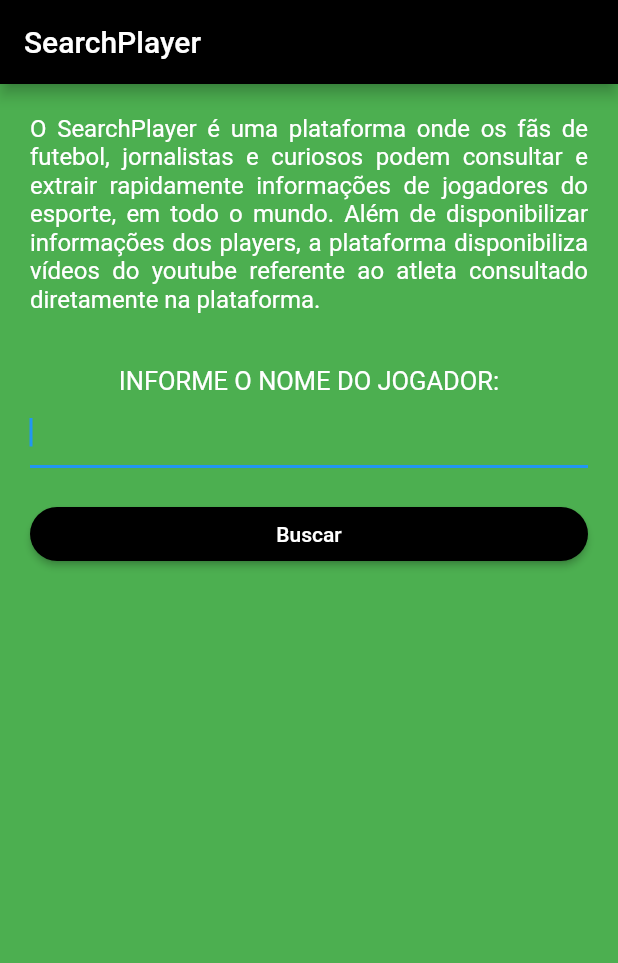
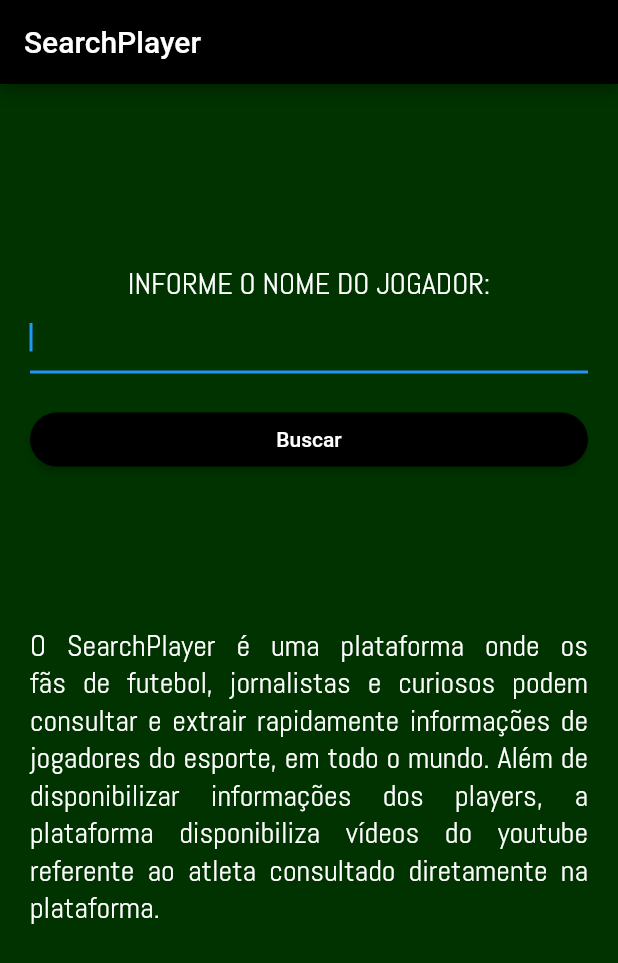
Before and after one commit to MarcioBJunior/SearchPlayerMobile, a Flutter app: the screen it shows after launch, on a phone screen of 412 x 824 dp. Shown: the top 963 px of the screen. Run offline on Flutter 3.47's test engine with Material 2 defaults, Android fonts, the phone set to English and light mode, and no system bars; our stand-ins replace splashscreen.

```diff
--- a/search_player/lib/view/home_page.dart
+++ b/search_player/lib/view/home_page.dart
@@ -1,7 +1,7 @@
 import 'package:flutter/cupertino.dart';
 import 'package:flutter/material.dart';
 import 'package:search_player/services/search_player_service.dart';
-
+import 'package:search_player/view/result_page.dart';
 
 class HomePage extends StatefulWidget{
 
@@ -15,7 +15,7 @@ class _HomePageState extends State<HomePage> {
   bool _loading = false;
   bool _enableField = true;
   String _result,_result1,_result2,_result3,_result4,_result5,_result6,_result7,_result8,_result9,_result10,_result11,_result12,_result13,_result14;
-  String _validate;
+
   @override
   void dispose() {
     super.dispose();
@@ -33,44 +33,38 @@ class _HomePageState extends State<HomePage> {
         child: Column(
           crossAxisAlignment: CrossAxisAlignment.stretch,
           children: <Widget>[
-            _buildDescription(),
             Padding(
-                padding: const EdgeInsets.only(top: 35)
+                padding: const EdgeInsets.only(top: 100)
             ),
             _buildTitleInput(),
+
             _buildSearchPlayerTextField(),
             _buildSearchPlayerButton(),
-            _buildResult(),
-            _buildResult1(),
-            _buildResult2(),
-            _buildResult3(),
-            _buildResult4(),
-            _buildResult5(),
-            _buildResult6(),
-            _buildResult7(),
-            _buildResult8(),
-            _buildResult9(),
-            _buildResult10(),
-            _buildResult11(),
-            _buildResult12(),
-            _buildResult13(),
+            Padding(
+                padding: const EdgeInsets.only(top: 100)
+            ),
+            _buildDescription(),
 
           ],
         ),
       ),
-      backgroundColor: Colors.green,
+      backgroundColor: Color(0xff003300),
     );
   }
   Widget _buildDescription() {
-    return Text('O SearchPlayer é uma plataforma onde os fãs de futebol, jornalistas e curiosos podem consultar e extrair rapidamente informações de jogadores do esporte, em todo o mundo. Além de disponibilizar informações dos players, a plataforma disponibiliza vídeos do youtube referente ao atleta consultado diretamente na plataforma.',
-      style: TextStyle(color: Colors.white, fontSize: 16, ),
+    return Text('       O SearchPlayer é uma plataforma onde os fãs de futebol,'
+        ' jornalistas e curiosos podem consultar e extrair rapidamente informações '
+        'de jogadores do esporte, em todo o mundo. Além de disponibilizar informações'
+        ' dos players, a plataforma disponibiliza vídeos do youtube referente ao atleta'
+        ' consultado diretamente na plataforma.',
+      style: TextStyle(color: Colors.white, fontSize: 20, fontFamily: 'Abel'),
       textAlign: TextAlign.justify,
 
     );
   }
-  Widget _buildTitleInput() {
+    Widget _buildTitleInput() {
  return Text('INFORME O NOME DO JOGADOR:',
-   style: TextStyle(color: Colors.white, fontSize: 17),
+   style: TextStyle(color: Colors.white, fontSize: 20, fontFamily: 'Abel'),
    textAlign: TextAlign.center,
  );
   }
@@ -118,6 +112,7 @@ class _HomePageState extends State<HomePage> {
   }
 
   Future _searchPlayer() async {
+
     _searching(true);
 
     final player = _searchPlayerController.text;
@@ -126,12 +121,12 @@ class _HomePageState extends State<HomePage> {
     print(resultPlayer.nome); // Exibindo somente a nome no terminal
 
     setState(() {
-      // TODOS ATRIBUTOS EM STRING
-      _validate = resultPlayer.toJson();
 
         //NOME
         if(resultPlayer.nome == null || resultPlayer.nome == ""){
           _result = "Nome: "+" Informação Indisponível!";
+        }else if (resultPlayer.nome == "     JOGADOR NÃO EXISTE!"){
+          _result = resultPlayer.nome;
         }else{
           _result = "Nome: "+ resultPlayer.nome;
         }
@@ -213,124 +208,27 @@ class _HomePageState extends State<HomePage> {
         }else{
           _result13 = "Facebook: "+resultPlayer.facebook;
         }
-
     });
 
       _searching(false);
-  }
 
-  Widget _buildResult() {
-      return Container(
-        padding: EdgeInsets.only(top: 20.0),
-        child: Text(
-            _result ?? ''
-            , style: TextStyle(color: Colors.white, fontSize: 18)),
-      );
-    }
-  Widget _buildResult1() {
-    return Container(
-      padding: EdgeInsets.only(top: 20.0),
-      child: Text(
-          _result1 ?? ''
-          , style: TextStyle(color: Colors.white, fontSize: 18)),
+      Navigator.push(
+      context,
+      MaterialPageRoute(builder: (context) => ResultPage()),
     );
-  }
-  Widget _buildResult2() {
-    return Container(
-      padding: EdgeInsets.only(top: 20.0),
-      child: Text(
-          _result2 ?? ''
-          , style: TextStyle(color: Colors.white, fontSize: 18)),
-    );
-  }
-  Widget _buildResult3() {
-    return Container(
-      padding: EdgeInsets.only(top: 20.0),
-      child: Text(
-          _result3 ?? ''
-          , style: TextStyle(color: Colors.white, fontSize: 18)),
-    );
-  }
-  Widget _buildResult4() {
-    return Container(
-      padding: EdgeInsets.only(top: 20.0),
-      child: Text(
-          _result4 ?? ''
-          , style: TextStyle(color: Colors.white, fontSize: 18)),
-    );
-  }
-  Widget _buildResult5() {
-    return Container(
-      padding: EdgeInsets.only(top: 20.0),
-      child: Text(
-          _result5 ?? ''
-          , style: TextStyle(color: Colors.white, fontSize: 18)),
-    );
-  }
-  Widget _buildResult6() {
-    return Container(
-      padding: EdgeInsets.only(top: 20.0),
-      child: Text(
-          _result6 ?? ''
-          , style: TextStyle(color: Colors.white, fontSize: 18)),
-    );
-  }
-  Widget _buildResult7() {
-    return Container(
-      padding: EdgeInsets.only(top: 20.0),
-      child: Text(
-          _result7 ?? ''
-          , style: TextStyle(color: Colors.white, fontSize: 18)),
-    );
-  }
-  Widget _buildResult8() {
-    return Container(
-      padding: EdgeInsets.only(top: 20.0),
-      child: Text(
-          _result8 ?? ''
-          , style: TextStyle(color: Colors.white, fontSize: 18)),
-    );
-  }
-  Widget _buildResult9() {
-    return Container(
-      padding: EdgeInsets.only(top: 20.0),
-      child: Text(
-          _result9 ?? ''
-          , style: TextStyle(color: Colors.white, fontSize: 18)),
-    );
-  }
-  Widget _buildResult10() {
-    return Container(
-      padding: EdgeInsets.only(top: 20.0),
-      child: Text(
-          _result10 ?? ''
-          , style: TextStyle(color: Colors.white, fontSize: 18)),
-    );
-  }
-  Widget _buildResult11() {
-    return Container(
-      padding: EdgeInsets.only(top: 20.0),
-      child: Text(
-          _result11 ?? ''
-          , style: TextStyle(color: Colors.white, fontSize: 18)),
-    );
-  }
-
-  Widget _buildResult12() {
-
-    return Container(
-      padding: EdgeInsets.only(top: 20.0),
-      child: Text(
-          _result12 ?? ''
-          , style: TextStyle(color: Colors.white, fontSize: 18)),
-    );
-  }
-  Widget _buildResult13() {
-    return Container(
-      padding: EdgeInsets.only(top: 20.0),
-      child: Text(
-          _result13 ?? ''
-          , style: TextStyle(color: Colors.white, fontSize: 18)),
-    );
+      ResultPage.nome = _result;
+      ResultPage.dataNasc = _result1;
+      ResultPage.peso = _result2;
+      ResultPage.altura = _result3;
+      ResultPage.nascionalidade = _result4;
+      ResultPage.localNasc = _result5;
+      ResultPage.time = _result6;
+      ResultPage.numero = _result7;
+      ResultPage.salario = _result8;
+      ResultPage.chuteira = _result9;
+      ResultPage.posicao = _result10;
+      ResultPage.twitter = _result11;
+      ResultPage.insta = _result12;
+      ResultPage.face = _result13;
   }
   }
--- a/search_player/lib/view/main.dart
+++ b/search_player/lib/view/main.dart
@@ -9,7 +9,6 @@ void main() {
     theme: ThemeData(brightness: Brightness.light, primaryColor: Colors.black),
     darkTheme: ThemeData(
       brightness: Brightness.dark,
-      fontFamily: 'Josefin Sans',
     ),
   ));
 }
```
Also changed, not shown: search_player/lib/services/search_player_service.dart (+4 -3 lines), search_player/lib/view/result_page.dart (added, +183 -0 lines), search_player/pubspec.yaml (+8 -0 lines), search_player/lib/fonts/Abel-Regular.ttf (added), search_player/lib/img/background1.jpg (added), search_player/lib/img/background2.jpg (added).
